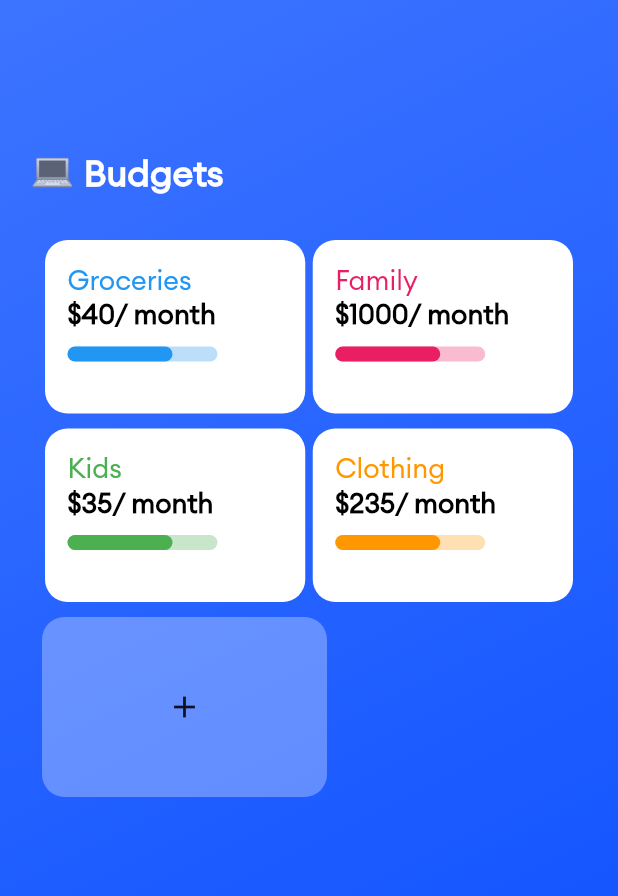
After one commit to devshally/xafe_challenge, a Flutter app: the BudgetScreen screen opened directly, on a phone screen of 412 x 824 dp. The commit adds this screen. Shown: the top 896 px of the screen. Run offline on Flutter 3.47's test engine with Material 2 defaults, Android fonts, the phone set to English and light mode, and no system bars; drawn by our look-alikes of flutter_animation_progress_bar; our stand-ins replace cloud_firestore, firebase_auth, firebase_core, font_awesome_flutter; accounts and stored records are empty.

Commit message:
Built budget screen.

```diff
--- a/lib/app/core/index.dart
+++ b/lib/app/core/index.dart
@@ -1,6 +1,9 @@
 import 'package:flutter/cupertino.dart';
 import 'package:flutter/material.dart';
+import 'package:font_awesome_flutter/font_awesome_flutter.dart';
 import 'package:xafe_challenge/app/core/homescreen.dart';
+import 'package:xafe_challenge/app/features/budget/presentation/screens/budget_screen.dart';
+import 'package:xafe_challenge/app/features/categories/presentation/screens/categories_screen.dart';
 
 class Index extends StatefulWidget {
   static const String id = 'index_page';
@@ -14,8 +17,8 @@ class _IndexState extends State<Index> {
 
   final List<Widget> _children = [
     HomeScreen(),
-    // Categories(),
-    // Budget(),
+    CategoriesScreen(),
+    BudgetScreen(),
   ];
 
   @override
@@ -55,8 +58,8 @@ class _IndexState extends State<Index> {
             label: 'Categories',
           ),
           BottomNavigationBarItem(
-            icon: Icon(
-              Icons.remove_circle_outline_rounded,
+            icon: FaIcon(
+              FontAwesomeIcons.stopCircle,
             ),
             label: 'Budget',
           ),
--- /dev/null
+++ b/lib/app/features/budget/data/list_grid.dart
@@ -0,0 +1,33 @@
+import 'package:flutter/material.dart';
+import 'package:xafe_challenge/app/features/budget/presentation/widgets/grid_button.dart';
+
+List<Widget> gridButtons = [
+  GridButton(
+    text: 'Groceries',
+    amount: '40',
+    color: Colors.blue.shade500,
+    shade: Colors.blue.shade100,
+    currentValue: 70,
+  ),
+  GridButton(
+    text: 'Family',
+    amount: '1000',
+    color: Colors.pink.shade500,
+    shade: Colors.pink.shade100,
+    currentValue: 70,
+  ),
+  GridButton(
+    text: 'Kids',
+    amount: '35',
+    color: Colors.green.shade500,
+    shade: Colors.green.shade100,
+    currentValue: 70,
+  ),
+  GridButton(
+    text: 'Clothing',
+    amount: '235',
+    color: Colors.orange.shade500,
+    shade: Colors.orange.shade100,
+    currentValue: 70,
+  ),
+];
--- /dev/null
+++ b/lib/app/features/budget/presentation/screens/budget_screen.dart
@@ -0,0 +1,84 @@
+import 'package:flutter/material.dart';
+import 'package:xafe_challenge/app/features/budget/data/list_grid.dart';
+
+class BudgetScreen extends StatelessWidget {
+  const BudgetScreen({Key? key}) : super(key: key);
+
+  @override
+  Widget build(BuildContext context) {
+    return Scaffold(
+      body: Stack(
+        children: [
+          Container(
+            decoration: BoxDecoration(
+              gradient: LinearGradient(
+                begin: Alignment.topLeft,
+                end: Alignment.bottomRight,
+                colors: [
+                  Color(0xFF3D74FF),
+                  Color(0xFF094DFF),
+                ],
+              ),
+            ),
+          ),
+          Padding(
+            padding: EdgeInsets.fromLTRB(20, 80, 20, 0),
+            child: Column(
+              crossAxisAlignment: CrossAxisAlignment.start,
+              children: [
+                Padding(
+                  padding: EdgeInsets.symmetric(vertical: 20.0),
+                  child: Row(
+                    children: [
+                      Text(
+                        '💻 ',
+                        style: TextStyle(
+                          fontSize: 24.0,
+                        ),
+                      ),
+                      Text(
+                        'Budgets',
+                        style: TextStyle(
+                          color: Colors.white,
+                          fontFamily: 'Euclid Circular',
+                          fontWeight: FontWeight.bold,
+                          fontSize: 24.0,
+                        ),
+                      ),
+                    ],
+                  ),
+                ),
+                GridView.count(
+                  scrollDirection: Axis.vertical,
+                  crossAxisCount: 2,
+                  padding: EdgeInsets.all(10.0),
+                  children: gridButtons,
+                  shrinkWrap: true,
+                  childAspectRatio: 1.5,
+                  mainAxisSpacing: 10.0,
+                  crossAxisSpacing: 5.0,
+                ),
+                Padding(
+                  padding: EdgeInsets.only(left: 8.0),
+                  child: Container(
+                    height: 120.0,
+                    width: 190.0,
+                    decoration: BoxDecoration(
+                      color: Colors.white.withOpacity(0.3),
+                      borderRadius: BorderRadius.circular(
+                        15.0,
+                      ),
+                    ),
+                    child: Icon(
+                      Icons.add,
+                    ),
+                  ),
+                ),
+              ],
+            ),
+          ),
+        ],
+      ),
+    );
+  }
+}
--- /dev/null
+++ b/lib/app/features/budget/presentation/widgets/grid_button.dart
@@ -0,0 +1,80 @@
+import 'package:flutter/material.dart';
+import 'package:flutter_animation_progress_bar/flutter_animation_progress_bar.dart';
+
+class GridButton extends StatelessWidget {
+  final String text;
+  final String amount;
+  final Color color;
+  final Color shade;
+  final int currentValue;
+
+  const GridButton(
+      {Key? key,
+      required this.text,
+      required this.amount,
+      required this.color,
+      required this.shade,
+      required this.currentValue})
+      : super(key: key);
+
+  @override
+  Widget build(BuildContext context) {
+    return Container(
+      width: 150.0,
+      decoration: BoxDecoration(
+        borderRadius: BorderRadius.circular(15.0),
+        color: Colors.white,
+      ),
+      child: Padding(
+        padding: EdgeInsets.all(15.0),
+        child: Column(
+          crossAxisAlignment: CrossAxisAlignment.start,
+          children: [
+            Text(
+              text,
+              style: TextStyle(
+                fontFamily: 'Euclid Circular',
+                color: color,
+                fontSize: 18.0,
+              ),
+            ),
+            RichText(
+              text: TextSpan(
+                text: '\$${amount}/ ',
+                style: TextStyle(
+                  fontFamily: 'Euclid Circular',
+                  fontSize: 18.0,
+                  color: Colors.black,
+                  fontWeight: FontWeight.w600,
+                ),
+                children: [
+                  TextSpan(
+                    text: 'month',
+                    style: TextStyle(
+                      fontFamily: 'Euclid Circular',
+                      fontSize: 18.0,
+                      color: Colors.black,
+                      fontWeight: FontWeight.w600,
+                    ),
+                  ),
+                ],
+              ),
+            ),
+            Padding(
+              padding: EdgeInsets.symmetric(vertical: 10.0),
+              child: Container(
+                width: 100.0,
+                child: FAProgressBar(
+                  currentValue: 70,
+                  size: 10,
+                  progressColor: color,
+                  backgroundColor: shade,
+                ),
+              ),
+            ),
+          ],
+        ),
+      ),
+    );
+  }
+}
--- /dev/null
+++ b/lib/app/features/categories/presentation/screens/categories_screen.dart
@@ -0,0 +1,10 @@
+import 'package:flutter/material.dart';
+
+class CategoriesScreen extends StatelessWidget {
+  const CategoriesScreen({Key? key}) : super(key: key);
+
+  @override
+  Widget build(BuildContext context) {
+    return Container();
+  }
+}
```
